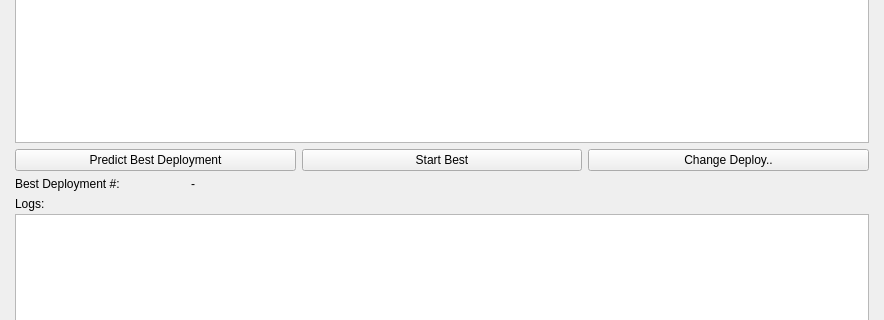
First picture: the form in best_deploy_finder_executor.ui, repository misunyu/multimodel-scheduling, before the edit; both pictures show x 0 to 884 and y 251 to 571 of the 884 by 697 pixel window.
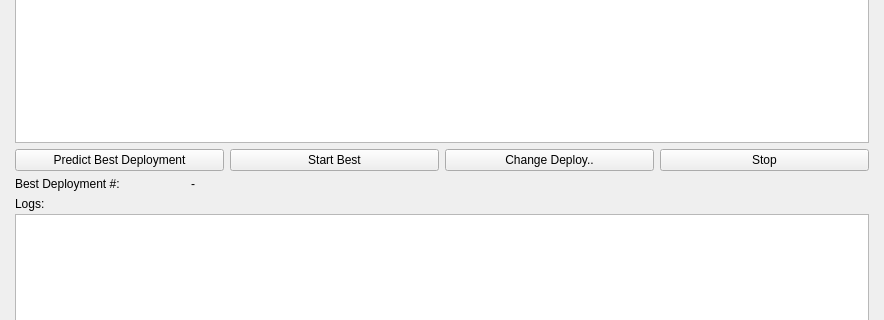
Second picture: the form after the edit.

Commit message:
Add "Stop" button and extend executor duration in deployment UI
- Added a "Stop" button to the UI and linked it to `on_stop_execution_clicked`.
- Extended default executor duration from 10 to 30 seconds for better flexibility during execution.

The edit to the form file:
```diff
--- a/best_deploy_finder_executor.ui
+++ b/best_deploy_finder_executor.ui
@@ -280,7 +280,7 @@
        </widget>
       </item>
       <item>
-       <layout class="QHBoxLayout" name="generate_buttons_layout" stretch="0,0,0">
+       <layout class="QHBoxLayout" name="generate_buttons_layout" stretch="0,0,0,0">
         <property name="spacing">
          <number>6</number>
         </property>
@@ -305,6 +305,13 @@
           </property>
          </widget>
         </item>
+        <item>
+         <widget class="QPushButton" name="stop_best_button">
+          <property name="text">
+           <string>Stop</string>
+          </property>
+         </widget>
+        </item>
        </layout>
       </item>
       <item>
```
The commit also changes 1 other file.
